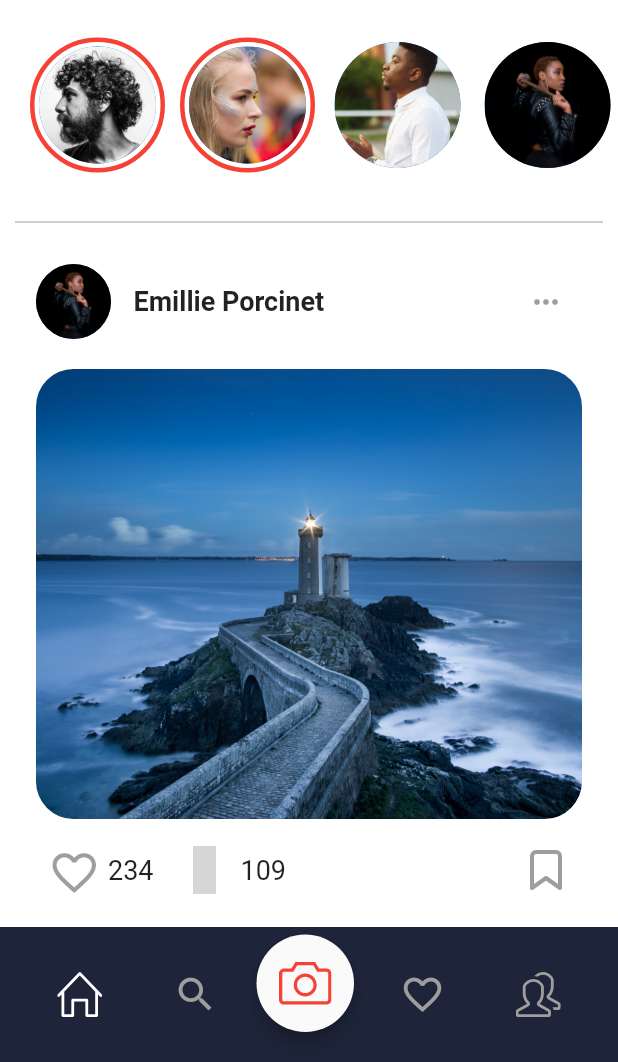
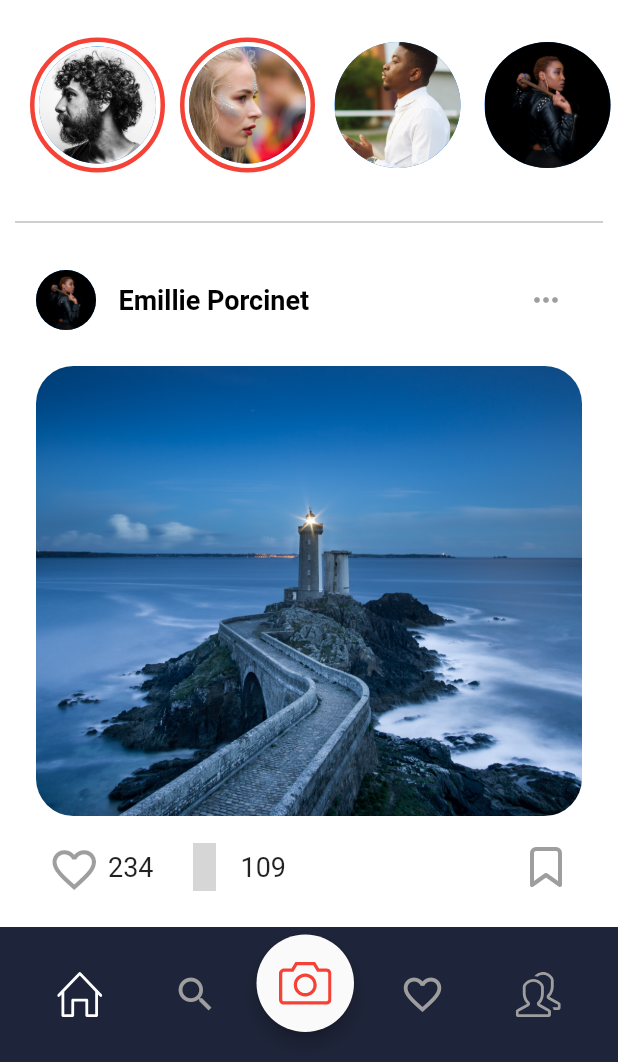
Before and after one commit to iamEtornam/InstaPic, a Flutter app: the screen it shows after launch, on a phone screen of 412 x 824 dp, the part 174-1236 px from its top. Run offline on Flutter 3.47's test engine with Material 2 defaults, Android fonts, the phone set to English and light mode, and no system bars; our stand-ins replace flutter_icons; grey boxes are pictures that could not be loaded.

Commit message:
Update profile_row_widget.dart

```diff
--- a/lib/helper_widgets/profile_row_widget.dart
+++ b/lib/helper_widgets/profile_row_widget.dart
@@ -10,14 +10,17 @@ class ProfileRowWidget extends StatelessWidget {
     return Row(
       children: <Widget>[
         CircleAvatar(
-          radius: 25,
+          radius: 20,
           backgroundImage: ExactAssetImage('assets/images/person_4.jpg'),
         ),
         SizedBox(
           width: 15,
         ),
         Text('Emillie Porcinet',
-            style: TextStyle(fontWeight: FontWeight.w700, fontSize: 18))
+            style: TextStyle(fontWeight: FontWeight.w700, fontSize: 18,color: Colors.black)),
+              SizedBox(
+          width: 15,
+        ),
       ],
     );
   }
```
